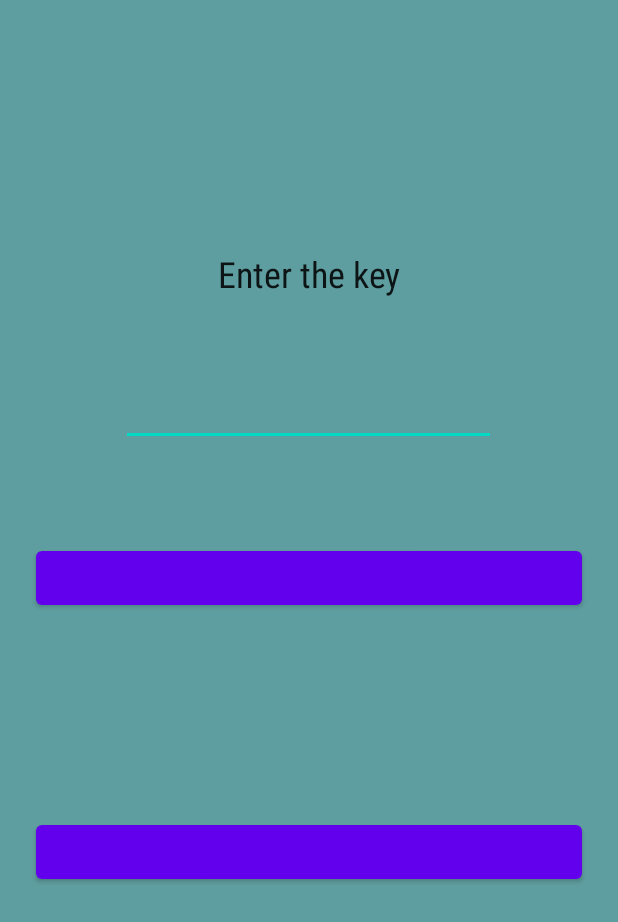
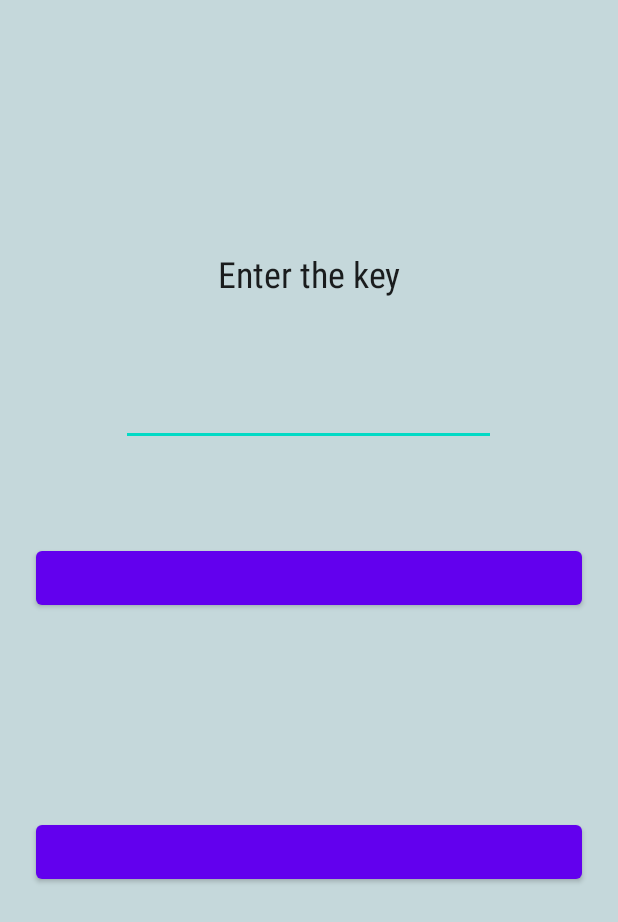
Before and after one commit to mayank0-2/Cryptographic-App, an Android app: the layout activity_main.xml on its own in the app's theme, with its tools: preview values and no code run, on a phone screen of 412 x 824 dp. Shown: the top 922 px of the screen. Run offline under Robolectric (Android 15) with nearby library versions, the phone set to English and light mode, and no system bars; plain views replace SwipeableButton.

Commit message:
Colors changed

```diff
--- a/app/src/main/res/values/colors.xml
+++ b/app/src/main/res/values/colors.xml
@@ -7,7 +7,7 @@
     <color name="teal_700">#FF018786</color>
     <color name="black">#FF000000</color>
     <color name="white">#FFFFFFFF</color>
-    <color name="Background">#5f9EA0</color>
-    <color name="buttonbackuncheck">#e36f5b</color>
-    <color name="buttonbackcheck">#7cf075</color>
+    <color name="Background">#c5d8db</color>
+    <color name="buttonbackuncheck">#dead87</color>
+    <color name="buttonbackcheck">#eb9654</color>
 </resources>
```
